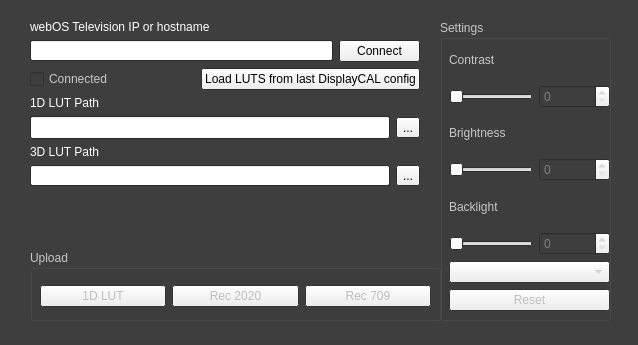
Above: agfweboscalhelper/form.ui from lucasnegrao/agf.webOSCalibrationHelper before the change. Below: the same form after it.
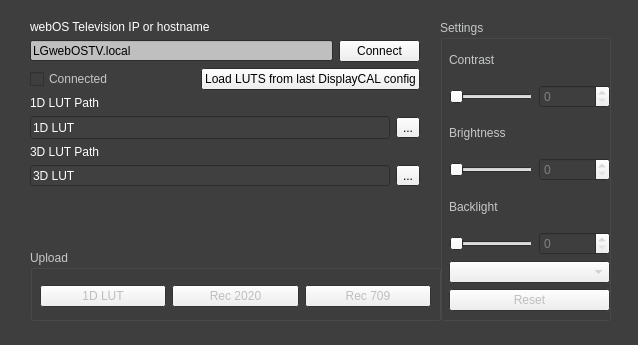
That is the form after the change.

Commit message: dark mode

```diff
--- a/agfweboscalhelper/form.ui
+++ b/agfweboscalhelper/form.ui
@@ -49,18 +49,18 @@
      <colorrole role="Text">
       <brush brushstyle="SolidPattern">
        <color alpha="255">
-        <red>255</red>
-        <green>255</green>
-        <blue>255</blue>
+        <red>0</red>
+        <green>0</green>
+        <blue>0</blue>
        </color>
       </brush>
      </colorrole>
      <colorrole role="Base">
       <brush brushstyle="SolidPattern">
        <color alpha="255">
-        <red>0</red>
-        <green>0</green>
-        <blue>0</blue>
+        <red>255</red>
+        <green>255</green>
+        <blue>255</blue>
        </color>
       </brush>
      </colorrole>
@@ -76,9 +76,9 @@
      <colorrole role="PlaceholderText">
       <brush brushstyle="SolidPattern">
        <color alpha="128">
-        <red>255</red>
-        <green>255</green>
-        <blue>255</blue>
+        <red>0</red>
+        <green>0</green>
+        <blue>0</blue>
        </color>
       </brush>
      </colorrole>
@@ -96,18 +96,18 @@
      <colorrole role="Text">
       <brush brushstyle="SolidPattern">
        <color alpha="255">
-        <red>255</red>
-        <green>255</green>
-        <blue>255</blue>
+        <red>0</red>
+        <green>0</green>
+        <blue>0</blue>
        </color>
       </brush>
      </colorrole>
      <colorrole role="Base">
       <brush brushstyle="SolidPattern">
        <color alpha="255">
-        <red>0</red>
-        <green>0</green>
-        <blue>0</blue>
+        <red>255</red>
+        <green>255</green>
+        <blue>255</blue>
        </color>
       </brush>
      </colorrole>
@@ -123,9 +123,9 @@
      <colorrole role="PlaceholderText">
       <brush brushstyle="SolidPattern">
        <color alpha="128">
-        <red>255</red>
-        <green>255</green>
-        <blue>255</blue>
+        <red>0</red>
+        <green>0</green>
+        <blue>0</blue>
        </color>
       </brush>
      </colorrole>
@@ -345,6 +345,43 @@
               <height>21</height>
              </size>
             </property>
+            <property name="palette">
+             <palette>
+              <active>
+               <colorrole role="Base">
+                <brush brushstyle="SolidPattern">
+                 <color alpha="255">
+                  <red>191</red>
+                  <green>191</green>
+                  <blue>191</blue>
+                 </color>
+                </brush>
+               </colorrole>
+              </active>
+              <inactive>
+               <colorrole role="Base">
+                <brush brushstyle="SolidPattern">
+                 <color alpha="255">
+                  <red>191</red>
+                  <green>191</green>
+                  <blue>191</blue>
+                 </color>
+                </brush>
+               </colorrole>
+              </inactive>
+              <disabled>
+               <colorrole role="Base">
+                <brush brushstyle="SolidPattern">
+                 <color alpha="255">
+                  <red>62</red>
+                  <green>62</green>
+                  <blue>62</blue>
+                 </color>
+                </brush>
+               </colorrole>
+              </disabled>
+             </palette>
+            </property>
             <property name="autoFillBackground">
              <bool>false</bool>
             </property>
@@ -426,6 +463,70 @@
                 <height>23</height>
                </size>
               </property>
+              <property name="palette">
+               <palette>
+                <active>
+                 <colorrole role="Text">
+                  <brush brushstyle="SolidPattern">
+                   <color alpha="255">
+                    <red>255</red>
+                    <green>255</green>
+                    <blue>255</blue>
+                   </color>
+                  </brush>
+                 </colorrole>
+                 <colorrole role="Base">
+                  <brush brushstyle="SolidPattern">
+                   <color alpha="255">
+                    <red>64</red>
+                    <green>64</green>
+                    <blue>64</blue>
+                   </color>
+                  </brush>
+                 </colorrole>
+                </active>
+                <inactive>
+                 <colorrole role="Text">
+                  <brush brushstyle="SolidPattern">
+                   <color alpha="255">
+                    <red>255</red>
+                    <green>255</green>
+                    <blue>255</blue>
+                   </color>
+                  </brush>
+                 </colorrole>
+                 <colorrole role="Base">
+                  <brush brushstyle="SolidPattern">
+                   <color alpha="255">
+                    <red>64</red>
+                    <green>64</green>
+                    <blue>64</blue>
+                   </color>
+                  </brush>
+                 </colorrole>
+                </inactive>
+                <disabled>
+                 <colorrole role="Text">
+                  <brush brushstyle="SolidPattern">
+                   <color alpha="255">
+                    <red>128</red>
+                    <green>128</green>
+                    <blue>128</blue>
+                   </color>
+                  </brush>
+                 </colorrole>
+                 <colorrole role="Base">
+                  <brush brushstyle="SolidPattern">
+                   <color alpha="255">
+                    <red>62</red>
+                    <green>62</green>
+                    <blue>62</blue>
+                   </color>
+                  </brush>
+                 </colorrole>
+                </disabled>
+               </palette>
+              </property>
               <property name="text">
                <string>1D LUT </string>
               </property>
@@ -463,6 +564,70 @@
                 <height>21</height>
                </size>
               </property>
+              <property name="palette">
+               <palette>
+                <active>
+                 <colorrole role="Text">
+                  <brush brushstyle="SolidPattern">
+                   <color alpha="255">
+                    <red>255</red>
+                    <green>255</green>
+                    <blue>255</blue>
+                   </color>
+                  </brush>
+                 </colorrole>
+                 <colorrole role="Base">
+                  <brush brushstyle="SolidPattern">
+                   <color alpha="255">
+                    <red>64</red>
+                    <green>64</green>
+                    <blue>64</blue>
+                   </color>
+                  </brush>
+                 </colorrole>
+                </active>
+                <inactive>
+                 <colorrole role="Text">
+                  <brush brushstyle="SolidPattern">
+                   <color alpha="255">
+                    <red>255</red>
+                    <green>255</green>
+                    <blue>255</blue>
+                   </color>
+                  </brush>
+                 </colorrole>
+                 <colorrole role="Base">
+                  <brush brushstyle="SolidPattern">
+                   <color alpha="255">
+                    <red>64</red>
+                    <green>64</green>
+                    <blue>64</blue>
+                   </color>
+                  </brush>
+                 </colorrole>
+                </inactive>
+                <disabled>
+                 <colorrole role="Text">
+                  <brush brushstyle="SolidPattern">
+                   <color alpha="255">
+                    <red>128</red>
+                    <green>128</green>
+                    <blue>128</blue>
+                   </color>
+                  </brush>
+                 </colorrole>
+                 <colorrole role="Base">
+                  <brush brushstyle="SolidPattern">
+                   <color alpha="255">
+                    <red>62</red>
+                    <green>62</green>
+                    <blue>62</blue>
+                   </color>
+                  </brush>
+                 </colorrole>
+                </disabled>
+               </palette>
+              </property>
               <property name="text">
                <string>3D LUT</string>
               </property>
```
